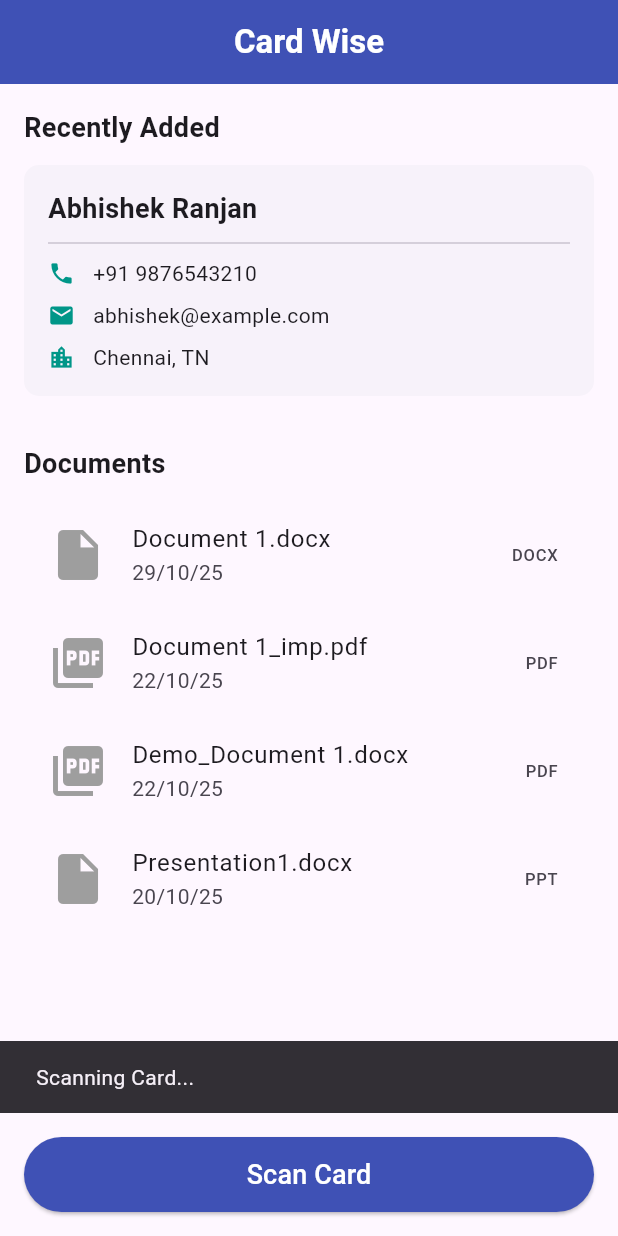
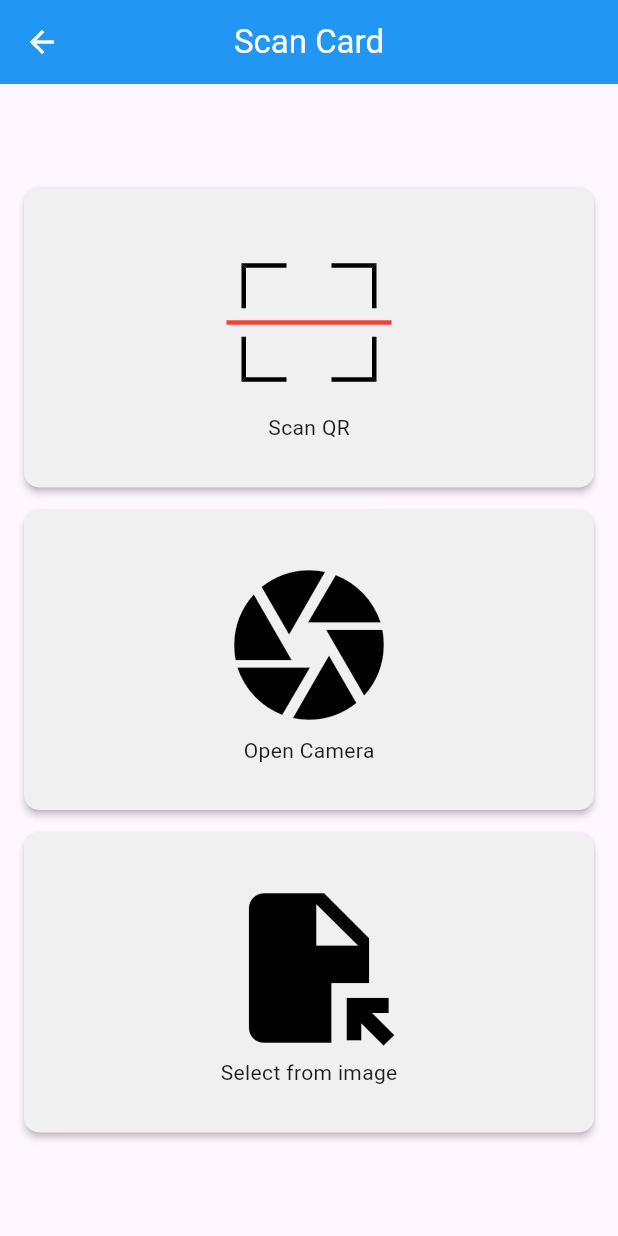
Before and after one commit to Abhi17Rj/OpenHack-2.0, a Flutter app: the screen it shows after launch, after a tap on "Scan Card", on a phone screen of 412 x 824 dp. Run offline on Flutter 3.47's test engine with Material 3 defaults, Android fonts, the phone set to English and light mode, and no system bars; our stand-ins replace image_picker.

Commit message:
Camera Capture
Functionality added

```diff
--- a/UI/smart_card/lib/home.dart
+++ b/UI/smart_card/lib/home.dart
@@ -1,6 +1,7 @@
 // lib/home.dart (Corrected)
 
 import 'package:flutter/material.dart';
+import 'package:smart_card/scan.dart';
 import 'contact.dart'; // Import the contact card widget and model
 
 class HomeScreen extends StatelessWidget {
@@ -65,8 +66,9 @@ class HomeScreen extends StatelessWidget {
             minimumSize: const Size(double.infinity, 50),
           ),
           onPressed: () {
-            ScaffoldMessenger.of(context).showSnackBar(
-               const SnackBar(content: Text('Scanning Card...')),
+            Navigator.push(
+              context,
+              MaterialPageRoute(builder: (context) => const ScanPage()),
             );
           },
           child: const Text("Scan Card", style: TextStyle(fontSize: 18, color: Colors.white)),
--- a/UI/smart_card/lib/scan.dart
+++ b/UI/smart_card/lib/scan.dart
@@ -0,0 +1,182 @@
+import 'package:flutter/material.dart';
+import 'camera.dart';
+
+class ScanPage extends StatelessWidget {
+  const ScanPage({super.key});
+
+  @override
+  Widget build(BuildContext context) {
+    return Scaffold(
+      appBar: AppBar(
+        title: const Text(
+          "Scan Card",
+          style: TextStyle(color: Colors.white),
+        ),
+        centerTitle: true,
+        backgroundColor: Colors.blue,
+        leading: IconButton(
+          icon: const Icon(Icons.arrow_back, color: Colors.white),
+          onPressed: () {
+            Navigator.pop(context);
+          },
+        ),
+      ),
+      body: Padding(
+        padding: const EdgeInsets.all(16.0),
+        child: Column(
+          mainAxisAlignment: MainAxisAlignment.center,
+          crossAxisAlignment: CrossAxisAlignment.stretch,
+          children: [
+            _ScanOptionButton(
+              iconWidget: _QrScannerIcon(),
+              label: "Scan QR",
+              onTap: () {
+
+              },
+            ),
+            const SizedBox(height: 15.0),
+            _ScanOptionButton(
+              iconWidget: const Icon(Icons.camera, color: Colors.black, size: 120,),
+              label: "Open Camera",
+              onTap: () {
+                Navigator.push(
+                  context,
+                  MaterialPageRoute(builder: (context) => const ImagePick()),
+                );
+              },
+            ),
+            const SizedBox(height: 15.0),
+            _ScanOptionButton(
+              iconWidget: const Icon(Icons.file_open, color: Colors.black, size: 120,),
+              label: "Select from image",
+              onTap: () {
+                // Button functionality left empty as requested
+              },
+            ),
+          ],
+        ),
+      ),
+    );
+  }
+}
+
+// A reusable widget for the two card buttons
+class _ScanOptionButton extends StatelessWidget {
+  final Widget iconWidget;
+  final String label;
+  final VoidCallback onTap;
+
+  const _ScanOptionButton({
+    required this.iconWidget,
+    required this.label,
+    required this.onTap,
+  });
+
+  @override
+  Widget build(BuildContext context) {
+    return Material(
+      color: const Color(0xFFF0F0F0), // Light grey background
+      borderRadius: BorderRadius.circular(10.0),
+      elevation: 2.0,
+      child: InkWell(
+        onTap: onTap,
+        borderRadius: BorderRadius.circular(10.0),
+        child: Container(
+          width: double.infinity,
+          height: 200,
+          padding: const EdgeInsets.all(16.0),
+          child: Column(
+            mainAxisAlignment: MainAxisAlignment.center,
+            children:[
+              iconWidget,
+              Text(label),
+            ],
+          ),
+        ),
+      ),
+    );
+  }
+}
+
+// A custom widget to draw the specific QR scanner graphic shown in the image
+class _QrScannerIcon extends StatelessWidget {
+  @override
+  Widget build(BuildContext context) {
+    const double size = 30.0;
+    const double lineLength = 30.0;
+    const Color color = Colors.black;
+
+    return SizedBox(
+      width: 120,
+      height: 120,
+      child: Column(
+        mainAxisAlignment: MainAxisAlignment.center,
+        children: [
+          Row(
+            mainAxisAlignment: MainAxisAlignment.center,
+            children: [
+              // Top Left Corner
+              Container(
+                width: size,
+                height: size,
+                decoration: const BoxDecoration(
+                  border: Border(
+                    top: BorderSide(color: color, width: 3),
+                    left: BorderSide(color: color, width: 3),
+                  ),
+                ),
+              ),
+              const SizedBox(width: lineLength),
+              // Top Right Corner
+              Container(
+                width: size,
+                height: size,
+                decoration: const BoxDecoration(
+                  border: Border(
+                    top: BorderSide(color: color, width: 3),
+                    right: BorderSide(color: color, width: 3),
+                  ),
+                ),
+              ),
+            ],
+          ),
+          // Red scan line
+          Container(
+            width: 110,
+            height: 3,
+            color: Colors.red,
+            margin: const EdgeInsets.symmetric(vertical: 8.0),
+          ),
+          Row(
+            mainAxisAlignment: MainAxisAlignment.center,
+            children: [
+              // Bottom Left Corner
+              Container(
+                width: size,
+                height: size,
+                decoration: const BoxDecoration(
+                  border: Border(
+                    bottom: BorderSide(color: color, width: 3),
+                    left: BorderSide(color: color, width: 3),
+                  ),
+                ),
+              ),
+              const SizedBox(width: lineLength),
+              // Bottom Right Corner
+              Container(
+                width: size,
+                height: size,
+                decoration: const BoxDecoration(
+                  border: Border(
+                    bottom: BorderSide(color: color, width: 3),
+                    right: BorderSide(color: color, width: 3),
+                  ),
+                ),
+              ),
+            ],
+          ),
+        ],
+      ),
+    );
+  }
+}
```
Also changed, not shown: UI/smart_card/lib/camera.dart (added, +150 -0 lines), UI/smart_card/pubspec.yaml (+8 -1 lines), UI/smart_card/assets/image.png (added), UI/smart_card/lib/image.png (added), UI/smart_card/pubspec.lock, 16 other files.
